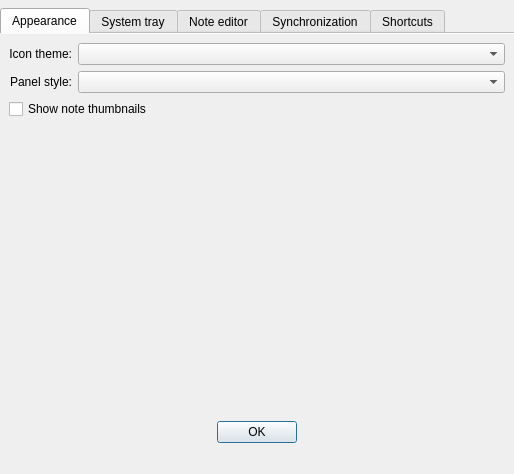
First picture: the form in src/dialogs/PreferencesDialog.ui, repository d1vanov/quentier, before the edit.
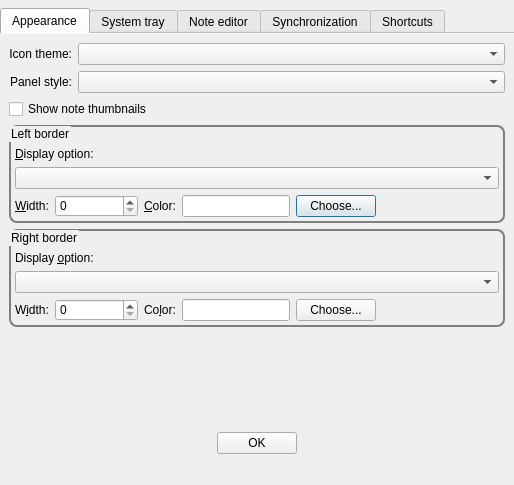
Second picture: the form after the edit. The open tabs and pages were chosen to show the change. Custom widgets are drawn as their Qt base class.

Commit message: Issue #165: start to extend preferences dialog to handle the left & right main window border options

Diff of the .ui file:
```diff
--- a/src/dialogs/PreferencesDialog.ui
+++ b/src/dialogs/PreferencesDialog.ui
@@ -7,7 +7,7 @@
     <x>0</x>
     <y>0</y>
     <width>514</width>
-    <height>474</height>
+    <height>485</height>
    </rect>
   </property>
   <property name="windowTitle">
@@ -105,6 +105,257 @@
          </property>
         </widget>
        </item>
+       <item>
+        <widget class="QGroupBox" name="leftMainWindowBorderGroupBox">
+         <property name="styleSheet">
+          <string notr="true">QGroupBox {
+border: 2px solid gray;
+border-radius: 8px;
+}</string>
+         </property>
+         <property name="title">
+          <string>Left border</string>
+         </property>
+         <property name="flat">
+          <bool>false</bool>
+         </property>
+         <layout class="QVBoxLayout" name="verticalLayout_7">
+          <property name="leftMargin">
+           <number>4</number>
+          </property>
+          <property name="topMargin">
+           <number>20</number>
+          </property>
+          <property name="rightMargin">
+           <number>4</number>
+          </property>
+          <property name="bottomMargin">
+           <number>4</number>
+          </property>
+          <item>
+           <widget class="QLabel" name="leftMainWindowBorderOptionLabel">
+            <property name="text">
+             <string>&amp;Display option:</string>
+            </property>
+            <property name="buddy">
+             <cstring>leftMainWindowBorderOptionComboBox</cstring>
+            </property>
+           </widget>
+          </item>
+          <item>
+           <widget class="QComboBox" name="leftMainWindowBorderOptionComboBox"/>
+          </item>
+          <item>
+           <layout class="QHBoxLayout" name="leftMainWindowBorderWidthColorLayout">
+            <item>
+             <layout class="QHBoxLayout" name="leftMainWindowBorderWidthLayout">
+              <item>
+               <widget class="QLabel" name="leftMainWindowBorderWidthLabel">
+                <property name="sizePolicy">
+                 <sizepolicy hsizetype="Minimum" vsizetype="Preferred">
+                  <horstretch>0</horstretch>
+                  <verstretch>0</verstretch>
+                 </sizepolicy>
+                </property>
+                <property name="text">
+                 <string>&amp;Width:</string>
+                </property>
+                <property name="buddy">
+                 <cstring>leftMainWindowBorderWidthSpinBox</cstring>
+                </property>
+               </widget>
+              </item>
+              <item>
+               <widget class="QSpinBox" name="leftMainWindowBorderWidthSpinBox">
+                <property name="sizePolicy">
+                 <sizepolicy hsizetype="Expanding" vsizetype="Fixed">
+                  <horstretch>0</horstretch>
+                  <verstretch>0</verstretch>
+                 </sizepolicy>
+                </property>
+                <property name="minimumSize">
+                 <size>
+                  <width>60</width>
+                  <height>0</height>
+                 </size>
+                </property>
+               </widget>
+              </item>
+             </layout>
+            </item>
+            <item>
+             <layout class="QHBoxLayout" name="leftMainWindowBorderColorLayout">
+              <item>
+               <widget class="QLabel" name="leftMainWindowBorderColorLabel">
+                <property name="sizePolicy">
+                 <sizepolicy hsizetype="Minimum" vsizetype="Preferred">
+                  <horstretch>0</horstretch>
+                  <verstretch>0</verstretch>
+                 </sizepolicy>
+                </property>
+                <property name="text">
+                 <string>&amp;Color:</string>
+                </property>
+                <property name="buddy">
+                 <cstring>leftMainWindowBorderColorLineEdit</cstring>
+                </property>
+               </widget>
+              </item>
+              <item>
+               <widget class="QLineEdit" name="leftMainWindowBorderColorLineEdit">
+                <property name="autoFillBackground">
+                 <bool>false</bool>
+                </property>
+               </widget>
+              </item>
+              <item>
+               <widget class="QPushButton" name="leftMainWindowBorderColorPushButton">
+                <property name="text">
+                 <string>Choose...</string>
+                </property>
+               </widget>
+              </item>
+             </layout>
+            </item>
+            <item>
+             <spacer name="leftMainWindowBorderWidthColorHorizontalSpacer">
+              <property name="orientation">
+               <enum>Qt::Horizontal</enum>
+              </property>
+              <property name="sizeHint" stdset="0">
+               <size>
+                <width>40</width>
+                <height>20</height>
+               </size>
+              </property>
+             </spacer>
+            </item>
+           </layout>
+          </item>
+         </layout>
+        </widget>
+       </item>
+       <item>
+        <widget class="QGroupBox" name="rightMainWindowBorderGroupBox">
+         <property name="styleSheet">
+          <string notr="true">QGroupBox {
+border: 2px solid gray;
+border-radius: 8px;
+}</string>
+         </property>
+         <property name="title">
+          <string>Right border</string>
+         </property>
+         <layout class="QVBoxLayout" name="verticalLayout_8">
+          <property name="leftMargin">
+           <number>4</number>
+          </property>
+          <property name="topMargin">
+           <number>20</number>
+          </property>
+          <property name="rightMargin">
+           <number>4</number>
+          </property>
+          <property name="bottomMargin">
+           <number>4</number>
+          </property>
+          <item>
+           <widget class="QLabel" name="rightMainWindowBorderOptionLabel">
+            <property name="text">
+             <string>Display &amp;option:</string>
+            </property>
+            <property name="buddy">
+             <cstring>rightMainWindowBorderOptionComboBox</cstring>
+            </property>
+           </widget>
+          </item>
+          <item>
+           <widget class="QComboBox" name="rightMainWindowBorderOptionComboBox"/>
+          </item>
+          <item>
+           <layout class="QHBoxLayout" name="horizontalLayout">
+            <item>
+             <layout class="QHBoxLayout" name="rightMainWindowBorderWidthLayout">
+              <item>
+               <widget class="QLabel" name="rightMainWindowBorderWidthLabel">
+                <property name="sizePolicy">
+                 <sizepolicy hsizetype="Minimum" vsizetype="Preferred">
+                  <horstretch>0</horstretch>
+                  <verstretch>0</verstretch>
+                 </sizepolicy>
+                </property>
+                <property name="text">
+                 <string>W&amp;idth:</string>
+                </property>
+                <property name="buddy">
+                 <cstring>rightMainWindowBorderWidthSpinBox</cstring>
+                </property>
+               </widget>
+              </item>
+              <item>
+               <widget class="QSpinBox" name="rightMainWindowBorderWidthSpinBox">
+                <property name="sizePolicy">
+                 <sizepolicy hsizetype="Expanding" vsizetype="Fixed">
+                  <horstretch>0</horstretch>
+                  <verstretch>0</verstretch>
+                 </sizepolicy>
+                </property>
+                <property name="minimumSize">
+                 <size>
+                  <width>60</width>
+                  <height>0</height>
+                 </size>
+                </property>
+               </widget>
+              </item>
+             </layout>
+            </item>
+            <item>
+             <layout class="QHBoxLayout" name="rightMainWindorBorderColorLayout">
+              <item>
+               <widget class="QLabel" name="rightMainWindowBorderColorLabel">
+                <property name="text">
+                 <string>Co&amp;lor:</string>
+                </property>
+                <property name="buddy">
+                 <cstring>rightMainWindowBorderColorLineEdit</cstring>
+                </property>
+               </widget>
+              </item>
+              <item>
+               <widget class="QLineEdit" name="rightMainWindowBorderColorLineEdit">
+                <property name="autoFillBackground">
+                 <bool>false</bool>
+                </property>
+               </widget>
+              </item>
+              <item>
+               <widget class="QPushButton" name="rightMainWindowBorderColorPushButton">
+                <property name="text">
+                 <string>Choose...</string>
+                </property>
+               </widget>
+              </item>
+             </layout>
+            </item>
+            <item>
+             <spacer name="rightMainWindowBorderWidthColorHorizontalSpacer">
+              <property name="orientation">
+               <enum>Qt::Horizontal</enum>
+              </property>
+              <property name="sizeHint" stdset="0">
+               <size>
+                <width>40</width>
+                <height>20</height>
+               </size>
+              </property>
+             </spacer>
+            </item>
+           </layout>
+          </item>
+         </layout>
+        </widget>
+       </item>
        <item>
         <spacer name="appearanceTabVerticalSpacer">
          <property name="orientation">
```
Left out of the diff: 2 changed lines with no effect on the pictures.
